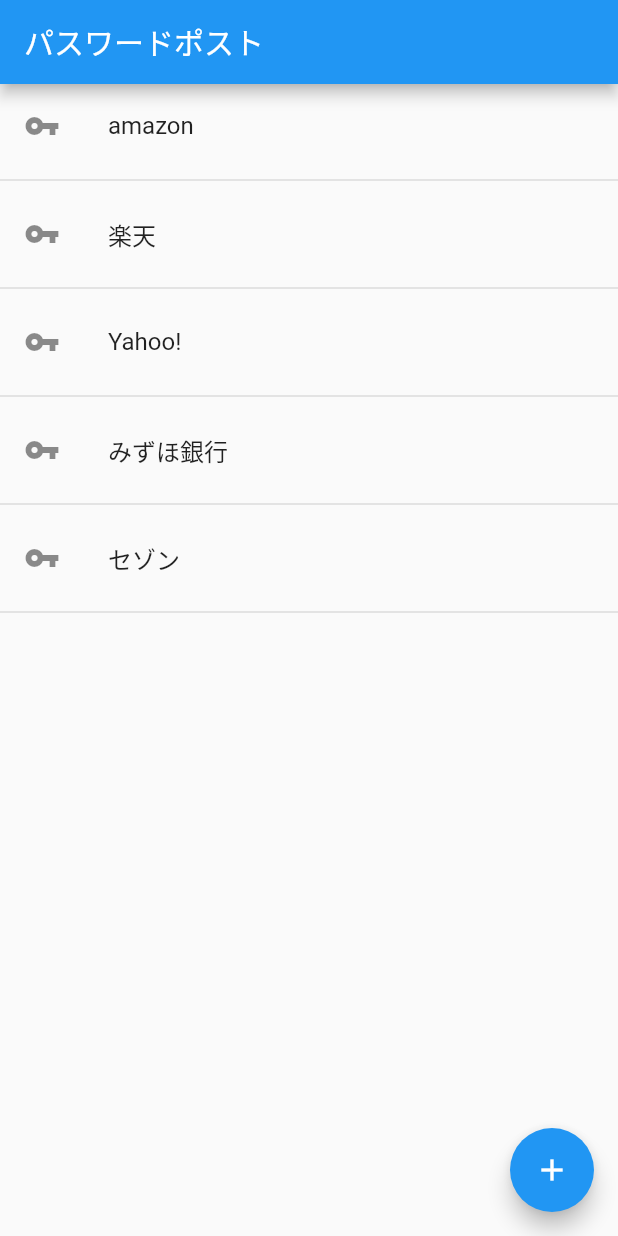
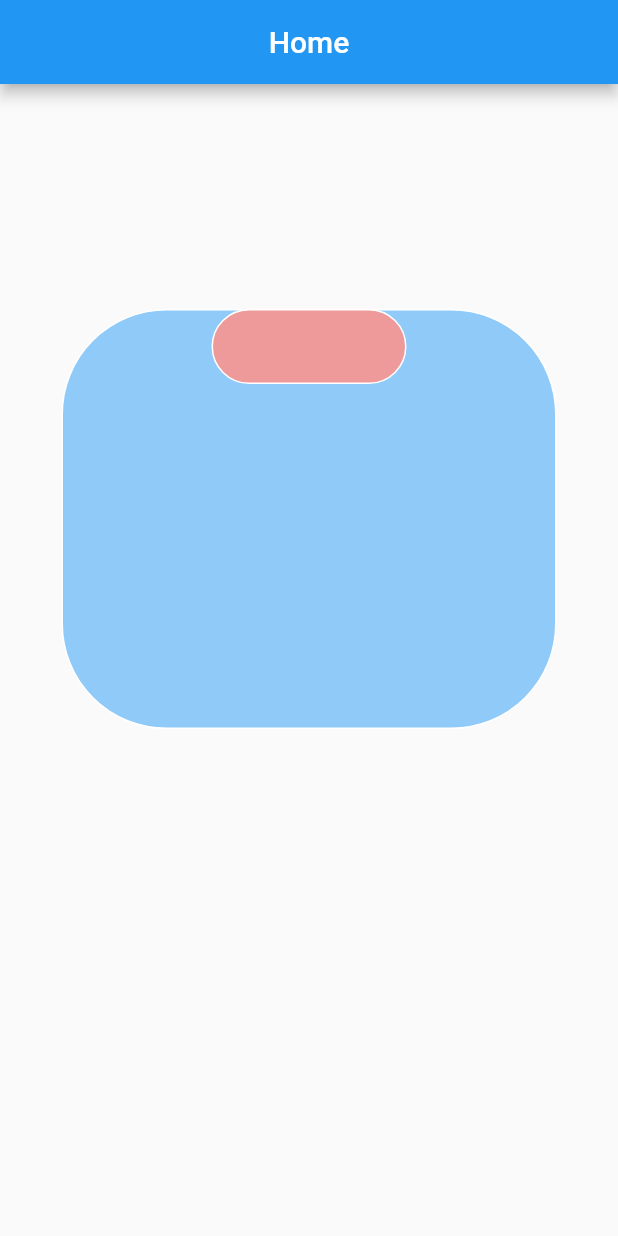
Before and after one commit to takumi-I621/takumi-I621, a Flutter app: the screen it shows after launch, on a phone screen of 412 x 824 dp. Run offline on Flutter 3.47's test engine with Material 2 defaults, Android fonts, the phone set to English and light mode, and no system bars.

Commit message:
Stack実装

```diff
--- a/lib/main.dart
+++ b/lib/main.dart
@@ -47,37 +47,58 @@ class _MyHomePageState extends State<MyHomePage> {
 
     return Scaffold(
       appBar: AppBar(
-        title: Text('パスワードポスト'),
+        //centerTitleをtrueでタイトル文字を中央寄せ
+        centerTitle: true,
+        title: Text('Home'),
       ),
 
-      body: ListView.builder(
-          itemCount: titleList.length,
-          itemBuilder: (BuildContext context, int i){
-            return Column(
-              children: [
-                ListTile(
-                  onTap: (){
-                    //画面遷移の処理を描く
-                    Navigator.push(context, MaterialPageRoute(builder: (context) => NextPage(titleList[i])));
-                  },
-                  leading: Icon(Icons.vpn_key),
-                  title: Text(titleList[i]),
-                ),
-                Divider(thickness: 1,),
-              ],
-            );
-          },
-      ),
-      floatingActionButton: FloatingActionButton(
-        onPressed: (){
-          //ボタンが押された時の処理
-          titleList.add('Google');
-          print(titleList);
-          setState(() {//SetState()でBuildを再度更新かける？
-          });
-        },
-        tooltip: 'Increment',
-        child: const Icon(Icons.add),
+      //https://codezine.jp/article/detail/14711
+      body: Center(
+        child: Column(
+          //crossAxisAlignment: CrossAxisAlignment.start,
+          children:[
+            Padding(
+              padding: const EdgeInsets.only(top: 150),
+              child: Column(//Columnウィジェットのchildrenプロパティでウィジェットを縦に表示する
+                crossAxisAlignment: CrossAxisAlignment.start,
+                children: [
+                  Stack(
+                    children: [
+                      Align(
+                        alignment: Alignment.center,
+                          child: Container(
+                            width: 330,
+                            height: 280,
+                            decoration: BoxDecoration(
+                              border: Border.all(color: Colors.white),
+                              borderRadius: BorderRadius.circular(70),
+                              color: Colors.blue[200],
+                              ),
+                            ),
+                      ),
+                      Align(
+                        alignment: Alignment.center,
+                          child: Container(
+                        width: 130,
+                        height: 50,
+                        decoration: BoxDecoration(
+                          border: Border.all(color: Colors.white),
+                          borderRadius: BorderRadius.circular(70),
+                          color: Colors.red[200],
+                        ),
+                      ),
+                      ),
+                    ],
+
+                  ),
+                  //余白を設ける
+                  Padding(padding: EdgeInsets.all(10)),
+                ],
+              ),
+            ),
+            Padding(padding: EdgeInsets.all(10)),
+          ],
+        ),
       ),
     );
   }
```
